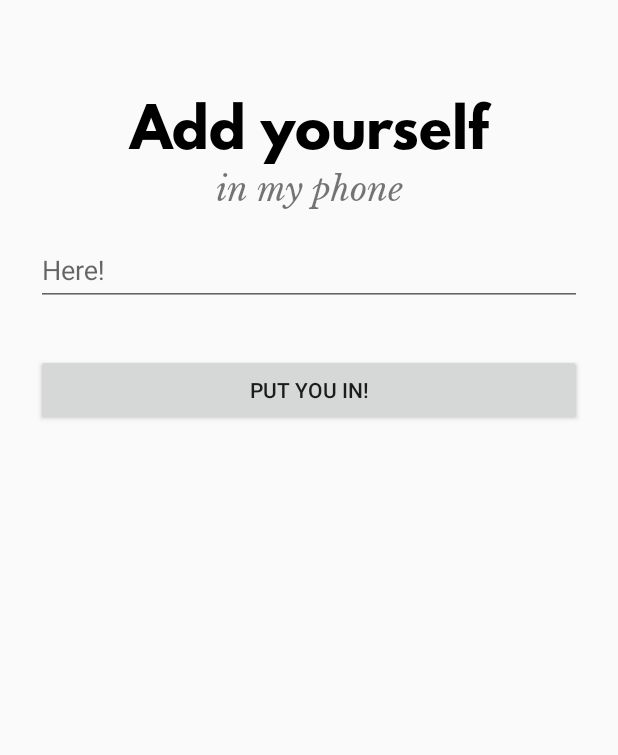
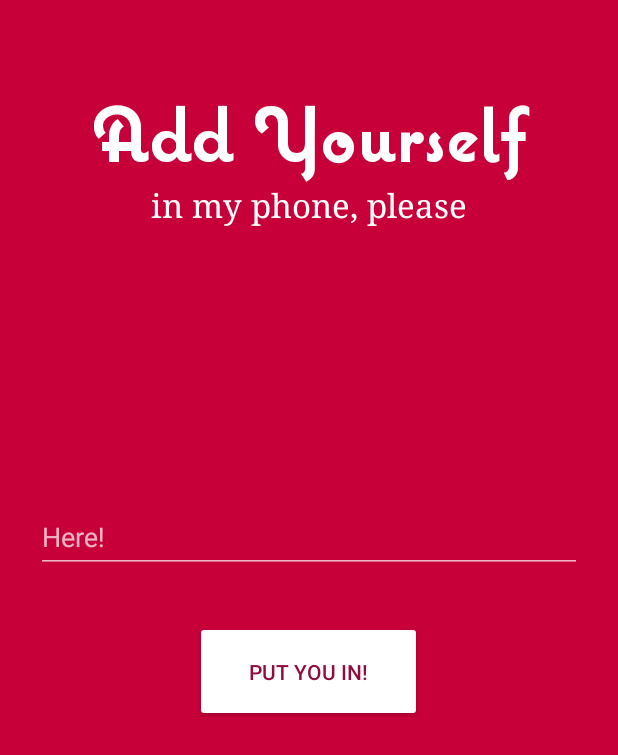
Before and after one commit to LaquerreHugo/Ay, an Android app: the screen it shows after launch (PutActivity), on a phone screen of 412 x 824 dp. Shown: the top 755 px of the screen. Run offline under Robolectric (Android 15) with nearby library versions, the phone set to English and light mode, and no system bars; our stand-ins replace ButterKnife.

Commit message:
Update theme

```diff
--- a/app/src/main/AndroidManifest.xml
+++ b/app/src/main/AndroidManifest.xml
@@ -8,7 +8,7 @@
         android:icon="@mipmap/ic_launcher_shoulder"
         android:roundIcon="@mipmap/ic_launcher_shoulder_circle"
         android:supportsRtl="true"
-        android:theme="@style/Material">
+        android:theme="@style/Material.Red">
         <activity
             android:name="com.laquerrehugo.app.ay.views.PutActivity"
             android:label="@string/app_name">
--- a/app/src/main/java/com/laquerrehugo/app/ay/views/PutActivity.java
+++ b/app/src/main/java/com/laquerrehugo/app/ay/views/PutActivity.java
@@ -61,12 +61,13 @@ public class PutActivity extends Activity {
     private void init() {
         //Load fonts for the logo
         AssetManager assets = getApplicationContext().getAssets();
+        Typeface coquette = Typeface.createFromAsset(assets, "fonts/Coquette Bold.ttf");
         Typeface leagueSpartan = Typeface.createFromAsset(assets, "fonts/LeagueSpartan-Bold.otf");
         Typeface libreBaskerville = Typeface.createFromAsset(assets, "fonts/LibreBaskerville-Italic.ttf");
 
         //Set the fonts
-        Title.setTypeface(leagueSpartan);
-        Subtitle.setTypeface(libreBaskerville);
+        Title.setTypeface(coquette);
+        //Subtitle.setTypeface(libreBaskerville);
     }
 
     //Events
@@ -97,9 +98,7 @@ public class PutActivity extends Activity {
     //Helpers
     private boolean validate() {
         boolean isInputEmpty = TextUtils.isEmpty(getText(Input));
-        Input.setError(isInputEmpty
-                ? "You're not nothing!"
-                : null);
+        //Todo: handle empty without errors
 
         return !isInputEmpty;
     }
--- /dev/null
+++ b/app/src/main/res/color/primary_text_material_light.xml
@@ -0,0 +1,6 @@
+<?xml version="1.0" encoding="utf-8"?>
+<selector xmlns:android="http://schemas.android.com/apk/res/android">
+
+    <item android:state_enabled="false" android:alpha="0.26" android:color="@color/wine" />
+    <item android:color="@color/wine" />
+</selector>
--- a/app/src/main/res/layout/activity_put.xml
+++ b/app/src/main/res/layout/activity_put.xml
@@ -1,9 +1,8 @@
 <?xml version="1.0" encoding="utf-8"?>
-<LinearLayout
+<RelativeLayout
     xmlns:android="http://schemas.android.com/apk/res/android"
-    android:orientation="vertical"
     android:layout_width="match_parent"
-    android:layout_height="wrap_content"
+    android:layout_height="match_parent"
     android:paddingTop="@dimen/put_padding_top"
     android:paddingLeft="@dimen/put_padding_horizontal"
     android:paddingRight="@dimen/put_padding_horizontal"
@@ -14,31 +13,6 @@
     <include layout="@layout/layout_logo" />
 
     <!-- Input field -->
-    <android.support.design.widget.TextInputLayout
-        android:id="@+id/input_layout"
-        android:layout_width="match_parent"
-        android:layout_height="wrap_content"
-        android:layout_marginTop="@dimen/put_input_margin_vertical"
-        android:layout_marginBottom="@dimen/put_input_margin_vertical">
+    <include layout="@layout/content_put" />
 
-        <EditText
-            android:id="@+id/input"
-            android:layout_width="match_parent"
-            android:layout_height="wrap_content"
-            android:maxLines="1"
-            android:focusable="true"
-            android:imeOptions="actionDone"
-            android:inputType="textCapWords|textEmailAddress"
-            android:hint="@string/put_input_hint" />
-    </android.support.design.widget.TextInputLayout>
-
-    <!-- Submit button -->
-    <Button
-        android:id="@+id/submit"
-        android:layout_width="fill_parent"
-        android:layout_height="wrap_content"
-        android:layout_marginTop="@dimen/put_submit_margin_vertical"
-        android:layout_marginBottom="@dimen/put_submit_margin_vertical"
-        android:padding="@dimen/put_submit_padding"
-        android:text="@string/put_submit_text" />
-</LinearLayout>
+</RelativeLayout>
--- /dev/null
+++ b/app/src/main/res/layout/content_put.xml
@@ -0,0 +1,40 @@
+<?xml version="1.0" encoding="utf-8"?>
+<LinearLayout
+    xmlns:android="http://schemas.android.com/apk/res/android"
+    android:orientation="vertical"
+    android:layout_width="match_parent"
+    android:layout_height="wrap_content"
+    android:layout_centerVertical="true">
+
+    <android.support.design.widget.TextInputLayout
+        android:id="@+id/input_layout"
+        android:layout_width="match_parent"
+        android:layout_height="wrap_content"
+        android:layout_marginTop="@dimen/put_input_margin_vertical"
+        android:layout_marginBottom="@dimen/put_input_margin_vertical">
+
+        <EditText
+            android:id="@+id/input"
+            android:layout_width="match_parent"
+            android:layout_height="wrap_content"
+            android:maxLines="1"
+            android:focusable="true"
+            android:imeOptions="actionDone"
+            android:inputType="textCapWords|textEmailAddress"
+            android:hint="@string/put_input_hint" />
+    </android.support.design.widget.TextInputLayout>
+
+    <Button
+        android:id="@+id/submit"
+        style="@style/Widget.AppCompat.Button.Colored"
+        android:layout_width="wrap_content"
+        android:layout_height="wrap_content"
+        android:layout_marginBottom="@dimen/put_submit_margin_vertical"
+        android:layout_marginTop="@dimen/put_submit_margin_vertical"
+        android:paddingTop="@dimen/put_submit_margin_vertical"
+        android:paddingBottom="@dimen/put_submit_margin_vertical"
+        android:paddingLeft="36dp"
+        android:paddingRight="36dp"
+        android:layout_gravity="center_horizontal"
+        android:text="@string/put_submit_text" />
+</LinearLayout>
--- a/app/src/main/res/layout/layout_logo.xml
+++ b/app/src/main/res/layout/layout_logo.xml
@@ -3,24 +3,26 @@
     android:id="@+id/logo"
     android:orientation="vertical"
     android:layout_width="match_parent"
-    android:layout_height="wrap_content">
+    android:layout_height="wrap_content"
+    android:layout_marginBottom="@dimen/logo_margin_bottom">
 
     <TextView
         android:id="@+id/title"
         android:layout_width="match_parent"
         android:layout_height="wrap_content"
-        android:fontFamily="sans-serif-condensed"
-        android:text="Add yourself"
+        android:fontFamily="cursive"
+        android:text="@string/logo_title"
         android:textAlignment="center"
-        android:textColor="@android:color/black"
-        android:textSize="36sp" />
+        android:textColor="?attr/colorAccent"
+        android:textSize="@dimen/logo_title_size" />
 
     <TextView
         android:id="@+id/subtitle"
         android:layout_width="match_parent"
         android:layout_height="wrap_content"
         android:fontFamily="serif"
-        android:text="in my phone"
+        android:text="@string/logo_subtitle"
         android:textAlignment="center"
-        android:textSize="22sp" />
+        android:textColor="?attr/colorAccent"
+        android:textSize="@dimen/logo_subtitle_size" />
 </LinearLayout>
--- a/app/src/main/res/values/colors.xml
+++ b/app/src/main/res/values/colors.xml
@@ -1,6 +1,19 @@
 <?xml version="1.0" encoding="utf-8"?>
 <resources>
-    <!-- colour scheme  -->
-    <color name="warmBlack">#073B4C</color>
-    <color name="strawberry">#CB0000</color>
+    <!-- clean scheme  -->
+    <color name="warmBlack">#073b4c</color>
+    <color name="strawberry">#cb0000</color>
+
+    <color name="desire">#e63946</color>
+    <color name="honeydew">#F1FAEE</color>
+    <color name="light_blue">#a8dadc</color>
+    <color name="queen_blue">#457B9D</color>
+    <color name="space_cadet">#1d3557</color>
+
+    <color name="dark_liver">#50514F</color>
+    <color name="lapis_lazuli">#247BA0</color>
+    <color name="green_sheen">#70C1B3</color>
+
+    <color name="lipstick">#c70039</color>
+    <color name="wine">#900c3f</color>
 </resources>
--- a/app/src/main/res/values/dimens.xml
+++ b/app/src/main/res/values/dimens.xml
@@ -4,5 +4,8 @@
     <dimen name="put_padding_horizontal">24dp</dimen>
     <dimen name="put_input_margin_vertical">8dp</dimen>
     <dimen name="put_submit_margin_vertical">24dp</dimen>
-    <dimen name="put_submit_padding">12dp</dimen>
+    <dimen name="put_submit_padding_vertical">12dp</dimen>
+    <dimen name="logo_title_size">52sp</dimen>
+    <dimen name="logo_subtitle_size">22sp</dimen>
+    <dimen name="logo_margin_bottom">24dp</dimen>
 </resources>
--- a/app/src/main/res/values/strings.xml
+++ b/app/src/main/res/values/strings.xml
@@ -4,4 +4,6 @@
     <string name="put_submit_text">Put you in!</string>
     <string name="put_input_hint">Here!</string>
     <string name="put_input_hint_focus">Yes!</string>
+    <string name="logo_subtitle">in my phone, please</string>
+    <string name="logo_title">Add Yourself</string>
 </resources>
--- a/app/src/main/res/values/styles.xml
+++ b/app/src/main/res/values/styles.xml
@@ -1,11 +1,14 @@
 <resources>
     <!-- Base application theme. -->
-    <style name="Material" parent="Theme.AppCompat.Light.DarkActionBar">
-        <item name="colorPrimary">#000000</item>
+    <style name="Material" parent="Theme.AppCompat.Light.NoActionBar">
         <item name="colorPrimaryDark">@color/warmBlack</item>
-        <item name="colorAccent">@color/strawberry</item>
+    </style>
 
-        <item name="windowActionBar">false</item>
-        <item name="windowNoTitle">true</item>
+    <style name="Material.Red" parent="Theme.AppCompat.NoActionBar">
+        <item name="colorPrimary">@color/lipstick</item>
+        <item name="colorAccent">?android:attr/colorForeground</item>
+        <item name="android:colorBackground">@color/lipstick</item>
+        <item name="colorPrimaryDark">@color/wine</item>
+        <item name="android:textColorPrimaryInverse">@color/primary_text_material_light</item>
     </style>
 </resources>
```
Also changed, not shown: app/src/main/assets/fonts/Coquette Bold.ttf (added).
